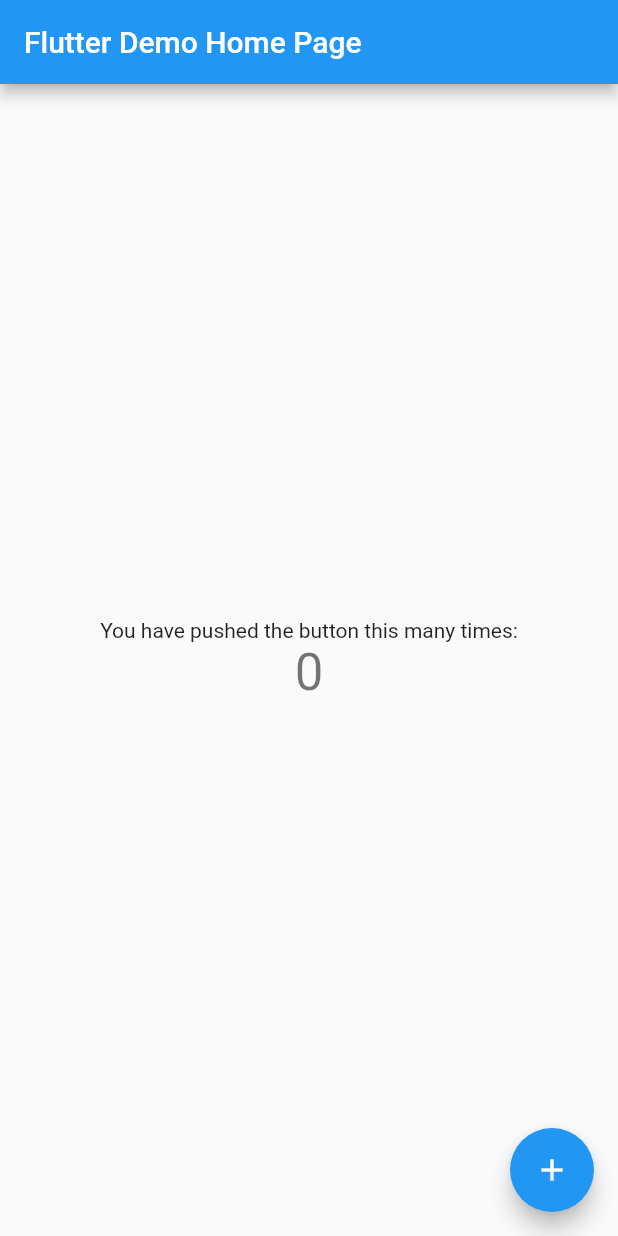
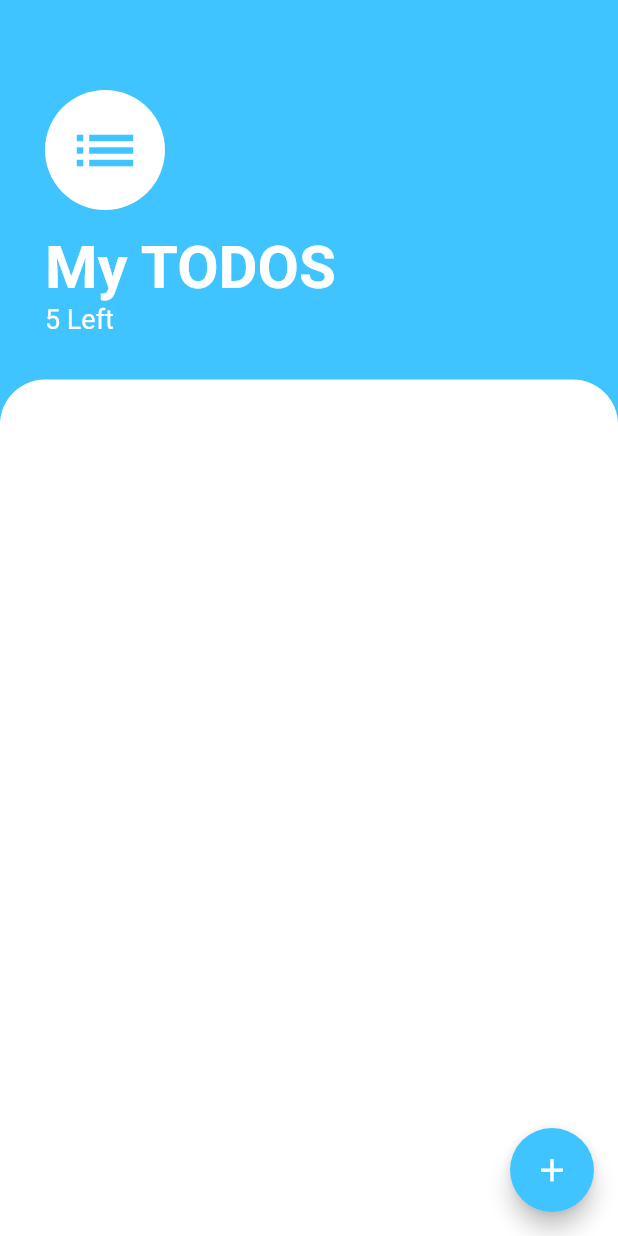
Before and after one commit to Toxicann/ToDoList, a Flutter app: the screen it shows after launch, on a phone screen of 412 x 824 dp. Run offline on Flutter 3.47's test engine with Material 2 defaults, Android fonts, the phone set to English and light mode, and no system bars.

Commit message:
general layout being made

```diff
--- a/lib/main.dart
+++ b/lib/main.dart
@@ -1,4 +1,6 @@
 import 'package:flutter/material.dart';
+
+import './screens/task_screens.dart';
 
 void main() {
   runApp(const MyApp());
@@ -7,109 +9,10 @@ void main() {
 class MyApp extends StatelessWidget {
   const MyApp({Key? key}) : super(key: key);
 
-  // This widget is the root of your application.
   @override
   Widget build(BuildContext context) {
-    return MaterialApp(
-      title: 'Flutter Demo',
-      theme: ThemeData(
-        // This is the theme of your application.
-        //
-        // Try running your application with "flutter run". You'll see the
-        // application has a blue toolbar. Then, without quitting the app, try
-        // changing the primarySwatch below to Colors.green and then invoke
-        // "hot reload" (press "r" in the console where you ran "flutter run",
-        // or simply save your changes to "hot reload" in a Flutter IDE).
-        // Notice that the counter didn't reset back to zero; the application
-        // is not restarted.
-        primarySwatch: Colors.blue,
-      ),
-      home: const MyHomePage(title: 'Flutter Demo Home Page'),
+    return const MaterialApp(
+      home: TasksScreens(),
     );
   }
 }
-
-class MyHomePage extends StatefulWidget {
-  const MyHomePage({Key? key, required this.title}) : super(key: key);
-
-  // This widget is the home page of your application. It is stateful, meaning
-  // that it has a State object (defined below) that contains fields that affect
-  // how it looks.
-
-  // This class is the configuration for the state. It holds the values (in this
-  // case the title) provided by the parent (in this case the App widget) and
-  // used by the build method of the State. Fields in a Widget subclass are
-  // always marked "final".
-
-  final String title;
-
-  @override
-  State<MyHomePage> createState() => _MyHomePageState();
-}
-
-class _MyHomePageState extends State<MyHomePage> {
-  int _counter = 0;
-
-  void _incrementCounter() {
-    setState(() {
-      // This call to setState tells the Flutter framework that something has
-      // changed in this State, which causes it to rerun the build method below
-      // so that the display can reflect the updated values. If we changed
-      // _counter without calling setState(), then the build method would not be
-      // called again, and so nothing would appear to happen.
-      _counter++;
-    });
-  }
-
-  @override
-  Widget build(BuildContext context) {
-    // This method is rerun every time setState is called, for instance as done
-    // by the _incrementCounter method above.
-    //
-    // The Flutter framework has been optimized to make rerunning build methods
-    // fast, so that you can just rebuild anything that needs updating rather
-    // than having to individually change instances of widgets.
-    return Scaffold(
-      appBar: AppBar(
-        // Here we take the value from the MyHomePage object that was created by
-        // the App.build method, and use it to set our appbar title.
-        title: Text(widget.title),
-      ),
-      body: Center(
-        // Center is a layout widget. It takes a single child and positions it
-        // in the middle of the parent.
-        child: Column(
-          // Column is also a layout widget. It takes a list of children and
-          // arranges them vertically. By default, it sizes itself to fit its
-          // children horizontally, and tries to be as tall as its parent.
-          //
-          // Invoke "debug painting" (press "p" in the console, choose the
-          // "Toggle Debug Paint" action from the Flutter Inspector in Android
-          // Studio, or the "Toggle Debug Paint" command in Visual Studio Code)
-          // to see the wireframe for each widget.
-          //
-          // Column has various properties to control how it sizes itself and
-          // how it positions its children. Here we use mainAxisAlignment to
-          // center the children vertically; the main axis here is the vertical
-          // axis because Columns are vertical (the cross axis would be
-          // horizontal).
-          mainAxisAlignment: MainAxisAlignment.center,
-          children: <Widget>[
-            const Text(
-              'You have pushed the button this many times:',
-            ),
-            Text(
-              '$_counter',
-              style: Theme.of(context).textTheme.headline4,
-            ),
-          ],
-        ),
-      ),
-      floatingActionButton: FloatingActionButton(
-        onPressed: _incrementCounter,
-        tooltip: 'Increment',
-        child: const Icon(Icons.add),
-      ), // This trailing comma makes auto-formatting nicer for build methods.
-    );
-  }
-}
--- /dev/null
+++ b/lib/screens/task_screens.dart
@@ -0,0 +1,74 @@
+import 'package:flutter/material.dart';
+
+class TasksScreens extends StatelessWidget {
+  const TasksScreens({Key? key}) : super(key: key);
+
+  @override
+  Widget build(BuildContext context) {
+    return Scaffold(
+      floatingActionButton: FloatingActionButton(
+        backgroundColor: Colors.lightBlueAccent,
+        child: const Icon(
+          Icons.add,
+          size: 25.0,
+        ),
+        onPressed: () {},
+      ),
+      backgroundColor: Colors.lightBlueAccent,
+      body: Column(
+        crossAxisAlignment: CrossAxisAlignment.start,
+        children: [
+          Container(
+            padding: const EdgeInsets.only(
+              top: 60.0,
+              left: 30.0,
+              right: 30.0,
+              bottom: 30.0,
+            ),
+            child: Column(
+              crossAxisAlignment: CrossAxisAlignment.start,
+              children: const [
+                CircleAvatar(
+                  child: Icon(
+                    Icons.list,
+                    size: 50.0,
+                    color: Colors.lightBlueAccent,
+                  ),
+                  backgroundColor: Colors.white,
+                  radius: 40.0,
+                ),
+                SizedBox(
+                  height: 15.0,
+                ),
+                Text(
+                  "My TODOS",
+                  style: TextStyle(
+                      color: Colors.white,
+                      fontSize: 40.0,
+                      fontWeight: FontWeight.w700),
+                ),
+                Text(
+                  "5 Left",
+                  style: TextStyle(
+                    color: Colors.white,
+                    fontSize: 18.0,
+                  ),
+                ),
+              ],
+            ),
+          ),
+          Expanded(
+            child: Container(
+              decoration: const BoxDecoration(
+                color: Colors.white,
+                borderRadius: BorderRadius.only(
+                    topLeft: Radius.circular(30.0),
+                    topRight: Radius.circular(30.0)),
+              ),
+            ),
+          ),
+        ],
+      ),
+    );
+  }
+}
```
